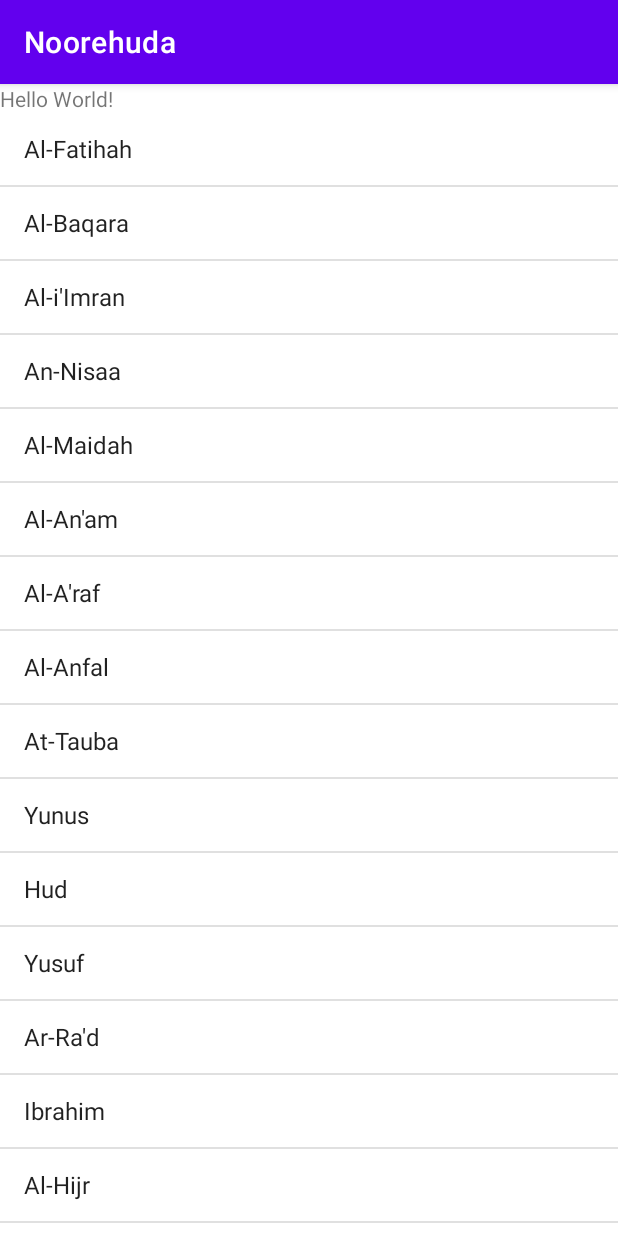
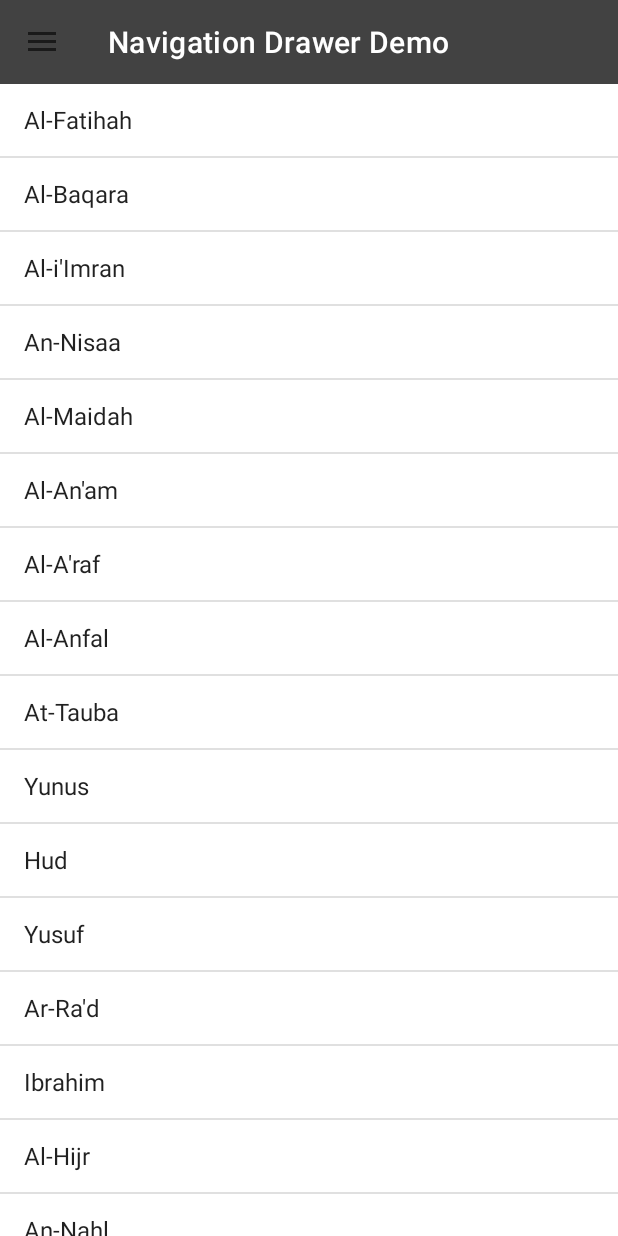
Before and after one commit to azkaNoreen/Noorehooda, an Android app: the screen it shows after launch (MainActivity), on a phone screen of 412 x 824 dp. Run offline under Robolectric (Android 15) with nearby library versions, the phone set to English and light mode, and no system bars; 1 statement that could not run was skipped.

Commit message:
Navigation Drawer Implemented

```diff
--- a/app/src/main/java/com/example/noorehuda/MainActivity.java
+++ b/app/src/main/java/com/example/noorehuda/MainActivity.java
@@ -1,60 +1,161 @@
 package com.example.noorehuda;
 
+import androidx.annotation.NonNull;
+import androidx.appcompat.app.ActionBarDrawerToggle;
 import androidx.appcompat.app.AppCompatActivity;
+import androidx.appcompat.widget.Toolbar;
+import androidx.core.view.GravityCompat;
+import androidx.drawerlayout.widget.DrawerLayout;
 
 import android.content.Intent;
 import android.os.Bundle;
+import android.view.MenuItem;
 import android.view.View;
 import android.widget.AdapterView;
 import android.widget.ArrayAdapter;
 import android.widget.ListView;
+import android.widget.Toast;
+
+import com.google.android.material.navigation.NavigationView;
 
 import java.util.ArrayList;
 
 public class MainActivity extends AppCompatActivity {
-ListView surahs;
-QDH qdh=new QDH();
-QuranArabicText quranArabicText=new QuranArabicText();
+    ListView list;
+    NavigationView navigationView;
+    DrawerLayout drawerLayout;
+    Toolbar toolbar;
+    ActionBarDrawerToggle toggle;
+
+    QDH qdh = new QDH();
+    QuranArabicText quranArabicText = new QuranArabicText();
     String[] QuranArabicText = quranArabicText.QuranArabicText;
+    int[] SSP = qdh.SSP;
+    int[] PSP = qdh.PSP;
+    String[] englishSurahNames = qdh.englishSurahNames;
+    String[] ParahName = qdh.ParahName;
 
     @Override
     protected void onCreate(Bundle savedInstanceState) {
         super.onCreate(savedInstanceState);
         setContentView(R.layout.activity_main);
 
-        surahs = findViewById(R.id.mylist);
-        String[] englishSurahNames = qdh.englishSurahNames;
-        int[] SSP = qdh.SSP;
-
+        list = findViewById(R.id.mylist);
 
         ArrayAdapter as = new ArrayAdapter(this, android.R.layout.simple_list_item_1, englishSurahNames);
-        surahs.setAdapter(as);
+        list.setAdapter(as);
 
-        surahs.setOnItemClickListener(new AdapterView.OnItemClickListener() {
+        list.setOnItemClickListener(new AdapterView.OnItemClickListener() {
             @Override
             public void onItemClick(AdapterView<?> parent, View view, int position, long id) {
                 String t = "";
-                int s = SSP[position];
-                int e = SSP[position + 1];
-                ArrayList<String> SurahVerses=getSurahVerses(s,e);
-
+                ArrayList<String> SurahVerses=getSurahVerses(position);
                 Intent in = new Intent(MainActivity.this, Verses.class);
                 in.putExtra("Quran", SurahVerses);
                 startActivity(in);
+            }
+        });
 
+        toolbar = findViewById(R.id.toolbar);
+        setSupportActionBar(toolbar);
+        navigationView = findViewById(R.id.nav_view);
+        drawerLayout = findViewById(R.id.drawer);
 
+        toggle = new ActionBarDrawerToggle(this, drawerLayout, toolbar, R.string.open, R.string.close);
+        drawerLayout.addDrawerListener(toggle);
+        toggle.syncState();
+
+        navigationView.setNavigationItemSelectedListener(new NavigationView.OnNavigationItemSelectedListener() {
+            @Override
+            public boolean onNavigationItemSelected(@NonNull MenuItem menuItem) {
+                switch (menuItem.getItemId()) {
+                    case R.id.surahIndex:
+                        Toast.makeText(getApplicationContext(), "Surah INdex", Toast.LENGTH_LONG).show();
+//                        Intent intent = new Intent(MainActivity.this, BookActivity.class);
+//                        startActivity(intent);
+                        //drawerLayout.closeDrawer(GravityCompat.START);
+                        ArrayAdapter as = new ArrayAdapter(MainActivity.this, android.R.layout.simple_list_item_1, englishSurahNames);
+                        list.setAdapter(as);
+
+                        list.setOnItemClickListener(new AdapterView.OnItemClickListener() {
+                            @Override
+                            public void onItemClick(AdapterView<?> parent, View view, int position, long id) {
+                                String t = "";
+                                ArrayList<String> SurahVerses=getSurahVerses(position);
+                                Intent in = new Intent(MainActivity.this, Verses.class);
+                                in.putExtra("Quran", SurahVerses);
+                                startActivity(in);
+                            }
+                        });
+                        drawerLayout.closeDrawer(GravityCompat.START);
+                        break;
+
+                    case R.id.paraIndex:
+                        ArrayAdapter ad = new ArrayAdapter(MainActivity.this, android.R.layout.simple_list_item_1, ParahName);
+                        list.setAdapter(ad);
+
+                        list.setOnItemClickListener(new AdapterView.OnItemClickListener() {
+                            @Override
+                            public void onItemClick(AdapterView<?> parent, View view, int position, long id) {
+                                String t = "";
+                                ArrayList<String> SurahVerses=getParaVerses(position);
+                                Intent in = new Intent(MainActivity.this, Verses.class);
+                                in.putExtra("Quran", SurahVerses);
+                                startActivity(in);
+                            }
+                        });
+                        drawerLayout.closeDrawer(GravityCompat.START);
+
+                        break;
+
+                    case R.id.EnglishTeanslation:
+                        Toast.makeText(getApplicationContext(), "EnglishTeanslation", Toast.LENGTH_LONG).show();
+                        drawerLayout.closeDrawer(GravityCompat.START);
+                        break;
+
+                    case R.id.UrduTeanslation:
+                        Toast.makeText(getApplicationContext(), "UrduTeanslation", Toast.LENGTH_LONG).show();
+                        drawerLayout.closeDrawer(GravityCompat.START);
+                        break;
+
+                    case R.id.web:
+                        Toast.makeText(getApplicationContext(), "Our Website", Toast.LENGTH_LONG).show();
+                        drawerLayout.closeDrawer(GravityCompat.START);
+                        break;
+                }
+
+                return true;
             }
         });
     }
-    ArrayList<String> getSurahVerses(int start, int end)
-    {
-        ArrayList<String>  verses=new ArrayList<String>();
-        for (int i = start; i < end; i++) {
-//            String qs = QuranArabicText[i - 1];
-//            t = t + qs;
+
+    ArrayList<String> getSurahVerses(int position) {
+        int s = SSP[position];
+        int e= (position==SSP.length-1)?QuranArabicText.length-1:SSP[position + 1];
+        ArrayList<String> verses = new ArrayList<String>();
+        for (int i = s; i < e; i++) {
+            verses.add(QuranArabicText[i - 1]);
+        }
+        return verses;
+    }
+    ArrayList<String> getParaVerses(int position) {
+        int s = PSP[position];
+        int e= (position==PSP.length-1)?QuranArabicText.length-1:PSP[position + 1];
+        ArrayList<String> verses = new ArrayList<String>();
+        for (int i = s; i < e; i++) {
             verses.add(QuranArabicText[i - 1]);
         }
         return verses;
     }
 
+    @Override
+    public void onBackPressed() {
+        if (drawerLayout.isDrawerOpen(GravityCompat.START)) {
+            drawerLayout.closeDrawer(GravityCompat.START);
+            Toast.makeText(getApplicationContext(), "Start", Toast.LENGTH_LONG).show();
+
+        } else {
+            Toast.makeText(getApplicationContext(), "End", Toast.LENGTH_LONG).show();
+        }
+    }
 }
--- a/app/src/main/java/com/example/noorehuda/QDH.java
+++ b/app/src/main/java/com/example/noorehuda/QDH.java
@@ -299,7 +299,7 @@ public class QDH {
             "Tabarakallazi",
             "Amma Yatasa'aloon",
     };
-    public String[] ParahName = {"الم ",
+        public String[] ParahName = {"الم ",
             "سیقول ",
             "تلک الرسل ",
             "لن تنالوالبر",
--- a/app/src/main/java/com/example/noorehuda/Verses.java
+++ b/app/src/main/java/com/example/noorehuda/Verses.java
@@ -11,14 +11,12 @@ import android.widget.TextView;
 import java.util.ArrayList;
 
 public class Verses extends AppCompatActivity {
-TextView e;
 ListView versesShowList;
     @Override
     protected void onCreate(Bundle savedInstanceState) {
         super.onCreate(savedInstanceState);
         setContentView(R.layout.activity_verses);
 
-        e=findViewById(R.id.v);
         versesShowList=findViewById(R.id.versesShowList);
 
 
--- /dev/null
+++ b/app/src/main/res/drawable/ic_baseline_accessibility_24.xml
@@ -0,0 +1,5 @@
+<vector android:height="24dp" android:tint="#1A8EC4"
+    android:viewportHeight="24" android:viewportWidth="24"
+    android:width="24dp" xmlns:android="http://schemas.android.com/apk/res/android">
+    <path android:fillColor="@android:color/white" android:pathData="M12,2c1.1,0 2,0.9 2,2s-0.9,2 -2,2 -2,-0.9 -2,-2 0.9,-2 2,-2zM21,9h-6v13h-2v-6h-2v6L9,22L9,9L3,9L3,7h18v2z"/>
+</vector>
--- /dev/null
+++ b/app/src/main/res/drawable/ic_baseline_book_24.xml
@@ -0,0 +1,5 @@
+<vector android:height="24dp" android:tint="#1A8EC4"
+    android:viewportHeight="24" android:viewportWidth="24"
+    android:width="24dp" xmlns:android="http://schemas.android.com/apk/res/android">
+    <path android:fillColor="@android:color/white" android:pathData="M18,2H6c-1.1,0 -2,0.9 -2,2v16c0,1.1 0.9,2 2,2h12c1.1,0 2,-0.9 2,-2V4c0,-1.1 -0.9,-2 -2,-2zM6,4h5v8l-2.5,-1.5L6,12V4z"/>
+</vector>
--- /dev/null
+++ b/app/src/main/res/drawable/ic_baseline_menu_24.xml
@@ -0,0 +1,5 @@
+<vector android:height="24dp" android:tint="#FFFFFF"
+    android:viewportHeight="24" android:viewportWidth="24"
+    android:width="24dp" xmlns:android="http://schemas.android.com/apk/res/android">
+    <path android:fillColor="@android:color/white" android:pathData="M3,18h18v-2L3,16v2zM3,13h18v-2L3,11v2zM3,6v2h18L21,6L3,6z"/>
+</vector>
--- /dev/null
+++ b/app/src/main/res/drawable/ic_baseline_translate_24.xml
@@ -0,0 +1,5 @@
+<vector android:height="24dp" android:tint="#1A8EC4"
+    android:viewportHeight="24" android:viewportWidth="24"
+    android:width="24dp" xmlns:android="http://schemas.android.com/apk/res/android">
+    <path android:fillColor="@android:color/white" android:pathData="M12.87,15.07l-2.54,-2.51 0.03,-0.03c1.74,-1.94 2.98,-4.17 3.71,-6.53L17,6L17,4h-7L10,2L8,2v2L1,4v1.99h11.17C11.5,7.92 10.44,9.75 9,11.35 8.07,10.32 7.3,9.19 6.69,8h-2c0.73,1.63 1.73,3.17 2.98,4.56l-5.09,5.02L4,19l5,-5 3.11,3.11 0.76,-2.04zM18.5,10h-2L12,22h2l1.12,-3h4.75L21,22h2l-4.5,-12zM15.88,17l1.62,-4.33L19.12,17h-3.24z"/>
+</vector>
--- /dev/null
+++ b/app/src/main/res/drawable/ic_baseline_web_24.xml
@@ -0,0 +1,5 @@
+<vector android:height="24dp" android:tint="#1A8EC4"
+    android:viewportHeight="24" android:viewportWidth="24"
+    android:width="24dp" xmlns:android="http://schemas.android.com/apk/res/android">
+    <path android:fillColor="@android:color/white" android:pathData="M20,4L4,4c-1.1,0 -1.99,0.9 -1.99,2L2,18c0,1.1 0.9,2 2,2h16c1.1,0 2,-0.9 2,-2L22,6c0,-1.1 -0.9,-2 -2,-2zM15,18L4,18v-4h11v4zM15,13L4,13L4,9h11v4zM20,18h-4L16,9h4v9z"/>
+</vector>
--- a/app/src/main/res/layout/activity_main.xml
+++ b/app/src/main/res/layout/activity_main.xml
@@ -1,25 +1,41 @@
 <?xml version="1.0" encoding="utf-8"?>
-<RelativeLayout xmlns:android="http://schemas.android.com/apk/res/android"
+<androidx.drawerlayout.widget.DrawerLayout xmlns:android="http://schemas.android.com/apk/res/android"
     xmlns:app="http://schemas.android.com/apk/res-auto"
     xmlns:tools="http://schemas.android.com/tools"
     android:layout_width="match_parent"
     android:layout_height="match_parent"
-    tools:context=".MainActivity">
+    tools:context=".MainActivity"
+    android:id="@+id/drawer"
+    tools:openDrawer="start"
+>
+    <LinearLayout
+        android:layout_width="match_parent"
+        android:layout_height="match_parent"
+        android:orientation="vertical">
 
-    <TextView
-        android:layout_width="wrap_content"
-        android:layout_height="wrap_content"
-        android:text="Hello World!"
-        app:layout_constraintBottom_toBottomOf="parent"
-        app:layout_constraintLeft_toLeftOf="parent"
-        app:layout_constraintRight_toRightOf="parent"
-        app:layout_constraintTop_toTopOf="parent"
-        android:id="@+id/Appname"/>
-    <ListView
-        android:layout_width="match_parent"
-        android:layout_height="wrap_content"
-        android:id="@+id/mylist"
-        android:layout_below="@+id/Appname"></ListView>
+        <androidx.appcompat.widget.Toolbar
+            android:id="@+id/toolbar"
+            android:layout_width="match_parent"
+            android:layout_height="wrap_content"
+            android:background="@color/cardview_dark_background"
+            app:title="Navigation Drawer Demo"
+            app:titleTextColor="@color/cardview_light_background" />
 
 
-</RelativeLayout>
+        <ListView
+            android:layout_width="match_parent"
+            android:layout_height="wrap_content"
+            android:id="@+id/mylist"
+></ListView>
+    </LinearLayout>
+
+    <com.google.android.material.navigation.NavigationView
+        android:id="@+id/nav_view"
+        android:layout_gravity="start"
+        android:layout_height="match_parent"
+        android:layout_width="200dp"
+        app:headerLayout="@layout/header"
+        app:menu="@menu/mainmenu"
+        tools:ignore="MissingConstraints" />
+
+</androidx.drawerlayout.widget.DrawerLayout>
--- /dev/null
+++ b/app/src/main/res/menu/mainmenu.xml
@@ -0,0 +1,45 @@
+<?xml version="1.0" encoding="utf-8"?>
+<menu xmlns:android="http://schemas.android.com/apk/res/android">
+    <group android:checkableBehavior="single">
+        <item
+            android:id="@+id/surahIndex"
+            android:title="Surah Index" />
+
+        <item
+            android:id="@+id/paraIndex"
+            android:title="Para Index" />
+
+    </group>
+
+
+    <item android:title="Translation"
+>
+        <menu>
+            <group android:checkableBehavior="single">
+                <item
+                    android:id="@+id/EnglishTeanslation"
+                    android:icon="@drawable/ic_baseline_translate_24"
+                    android:title="English Translation" />
+                <item
+                    android:id="@+id/UrduTeanslation"
+                    android:icon="@drawable/ic_baseline_translate_24"
+                    android:title="Urdu Translation" />
+            </group>
+        </menu>
+    </item>
+
+    <item android:title="Find us">
+        <menu>
+            <group android:checkableBehavior="single">
+                <item
+                    android:id="@+id/web"
+                    android:icon="@drawable/ic_baseline_web_24"
+                    android:title="Website" />
+                <item
+                    android:id="@+id/Quran"
+                    android:icon="@drawable/ic_baseline_book_24"
+                    android:title="Quran" />
+            </group>
+        </menu>
+    </item>
+</menu>
--- a/app/src/main/res/values-night/themes.xml
+++ b/app/src/main/res/values-night/themes.xml
@@ -1,6 +1,6 @@
 <resources xmlns:tools="http://schemas.android.com/tools">
     <!-- Base application theme. -->
-    <style name="Theme.Noorehuda" parent="Theme.MaterialComponents.DayNight.DarkActionBar">
+    <style name="Theme.Noorehuda" parent="Theme.MaterialComponents.DayNight.NoActionBar">
         <!-- Primary brand color. -->
         <item name="colorPrimary">@color/purple_200</item>
         <item name="colorPrimaryVariant">@color/purple_700</item>
--- a/app/src/main/res/values/strings.xml
+++ b/app/src/main/res/values/strings.xml
@@ -1,3 +1,5 @@
 <resources>
     <string name="app_name">Noorehuda</string>
+    <string name="open">DrawerOpen</string>
+    <string name="close">DrawerClose</string>
 </resources>
--- a/app/src/main/res/values/themes.xml
+++ b/app/src/main/res/values/themes.xml
@@ -1,6 +1,6 @@
 <resources xmlns:tools="http://schemas.android.com/tools">
     <!-- Base application theme. -->
-    <style name="Theme.Noorehuda" parent="Theme.MaterialComponents.DayNight.DarkActionBar">
+    <style name="Theme.Noorehuda" parent="Theme.MaterialComponents.DayNight.NoActionBar">
         <!-- Primary brand color. -->
         <item name="colorPrimary">@color/purple_500</item>
         <item name="colorPrimaryVariant">@color/purple_700</item>
```
Also changed, not shown: app/src/main/res/layout/header.xml (added, +23 -0 lines).
